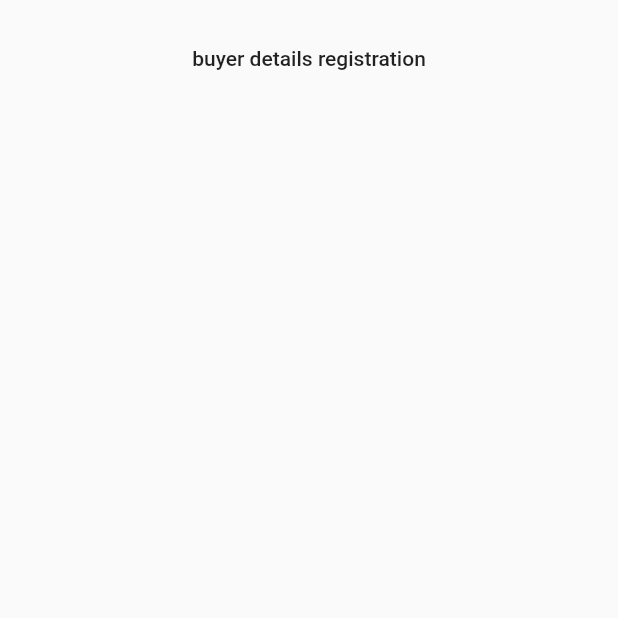
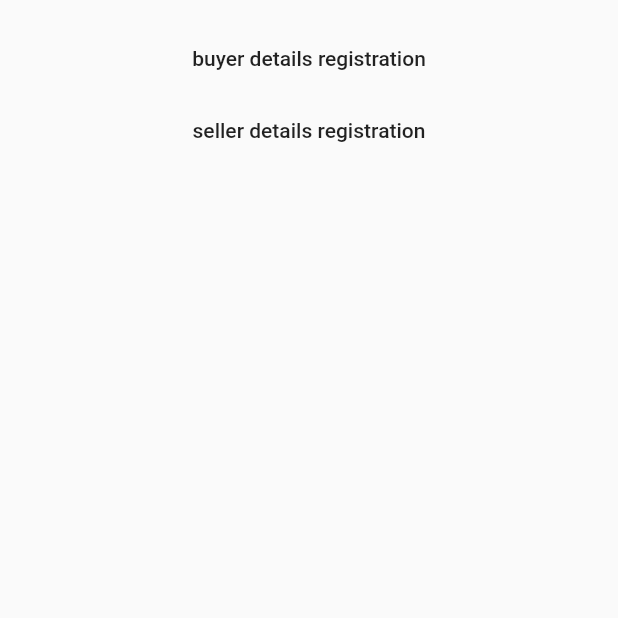
Before and after one commit to piotruela/drop_here_mobile, a Flutter app: the SandboxPage screen opened directly, on a phone screen of 412 x 824 dp, the top half of it. Run offline on Flutter 3.47's test engine with Material 2 defaults, Android fonts, the phone set to English and light mode, and no system bars; our stand-ins replace bloc, flutter_bloc, flutter_svg, get_it, image_picker.

Commit message:
added seller details registration page

```diff
--- a/lib/counter/counter_routes.dart
+++ b/lib/counter/counter_routes.dart
@@ -1,8 +1,8 @@
-
 import 'package:drop_here_mobile/common/navigation/navigator.dart';
 import 'package:drop_here_mobile/counter/ui/pages/buyer_details_registration_page.dart';
 import 'package:drop_here_mobile/counter/ui/pages/login_page.dart';
 import 'package:drop_here_mobile/counter/ui/pages/sandbox_page.dart';
+import 'package:drop_here_mobile/counter/ui/pages/seller_details_registration_page.dart';
 import 'package:drop_here_mobile/counter/ui/pages/splash_page.dart';
 import 'package:drop_here_mobile/counter/ui/pages/welcome_page.dart';
 
@@ -29,4 +29,9 @@ class CounterRoutes {
       name: '/buyerDetailsRegistration',
       builder: (context) => BuyerDetailsRegistrationPage(),
       arguments: NavigationArguments(replaceCurrent: false));
+
+  static RouteDefinition sellerDetailsRegistration = RouteDefinition(
+      name: '/sellerDetailsRegistration',
+      builder: (context) => SellerDetailsRegistrationPage(),
+      arguments: NavigationArguments(replaceCurrent: false));
 }
--- a/lib/counter/ui/pages/sandbox_page.dart
+++ b/lib/counter/ui/pages/sandbox_page.dart
@@ -13,17 +13,32 @@ class SandboxPage extends StatelessWidget {
 
   @override
   Widget build(BuildContext context) {
-    return MainLayout(child: Scaffold(
+    return MainLayout(
+      child: Scaffold(
         body: Center(
           child: Padding(
             padding: const EdgeInsets.only(top: 15.0),
             child: Column(
               children: [
-              FlatButton(child: Text("buyer details registration"), onPressed: (){BasePageNavigator.push(CounterRoutes.buyerDetailsRegistration);},),
+                FlatButton(
+                  child: Text("buyer details registration"),
+                  onPressed: () {
+                    BasePageNavigator.push(
+                        CounterRoutes.buyerDetailsRegistration);
+                  },
+                ),
+                FlatButton(
+                  child: Text("seller details registration"),
+                  onPressed: () {
+                    BasePageNavigator.push(
+                        CounterRoutes.sellerDetailsRegistration);
+                  },
+                ),
               ],
             ),
           ),
         ),
-    ),);
+      ),
+    );
   }
 }
--- a/lib/locale/locale_bundle.dart
+++ b/lib/locale/locale_bundle.dart
@@ -54,4 +54,10 @@ abstract class LocaleBundle {
   String get firstName;
 
   String get continueText;
+
+  String get addDetailsAboutCompanyHeader;
+
+  String get companyName;
+
+  String get countryName;
 }
--- a/lib/locale/locale_bundle_en.dart
+++ b/lib/locale/locale_bundle_en.dart
@@ -5,22 +5,24 @@ class LocaleBundleEn extends LocaleBundle {
   String get appTitle => "drop.here";
 
   @override
-  String get lorem => "Lorem ipsum dolor sit amet, consectetur adipiscing elit, sed do eiusmod tempor incididunt ut labore et dolore magna aliqua.";
+  String get lorem =>
+      "Lorem ipsum dolor sit amet, consectetur adipiscing elit, sed do eiusmod tempor incididunt ut labore et dolore magna aliqua.";
 
   @override
   String get getStarted => "Get Started";
 
   @override
-  String get welcomeText => "drop.here is the place where the local seller meets the local buyer. As your first step, choose which of these people you are.";
+  String get welcomeText =>
+      "drop.here is the place where the local seller meets the local buyer. As your first step, choose which of these people you are.";
 
   @override
   String get signUpWithFacebook => "Sign Up with Facebook";
 
   @override
-  String get clickHere =>"Click here";
+  String get clickHere => "Click here";
 
   @override
-  String get createABuyerAccount =>"Create a buyer account";
+  String get createABuyerAccount => "Create a buyer account";
 
   @override
   String get createASellerAccountHeader => "Create a seller account";
@@ -32,10 +34,10 @@ class LocaleBundleEn extends LocaleBundle {
   String get email => "Email";
 
   @override
-  String get forgotPasswordQuestion =>"Forgot your password?";
+  String get forgotPasswordQuestion => "Forgot your password?";
 
   @override
-  String get haveAnAccountQuestion =>"Already have an account?";
+  String get haveAnAccountQuestion => "Already have an account?";
 
   @override
   String get imABuyer => "I'm a buyer";
@@ -50,7 +52,7 @@ class LocaleBundleEn extends LocaleBundle {
   String get logInWithFacebook => "Log In with Facebook";
 
   @override
-  String get loginPageHeader =>"Log in to your account";
+  String get loginPageHeader => "Log in to your account";
 
   @override
   String get or => "or";
@@ -62,7 +64,7 @@ class LocaleBundleEn extends LocaleBundle {
   String get repeatPassword => "Repeat password";
 
   @override
-  String get signIn =>"Sign In";
+  String get signIn => "Sign In";
 
   @override
   String get signUp => "Sign Up";
@@ -71,7 +73,8 @@ class LocaleBundleEn extends LocaleBundle {
   String get welcomeOnBoard => "Welcome OnBoard!";
 
   @override
-  String get welcomePageText => "drop.here is the place where the local seller meets the local buyer. As your first step, choose which of these people you are.";
+  String get welcomePageText =>
+      "drop.here is the place where the local seller meets the local buyer. As your first step, choose which of these people you are.";
 
   @override
   String get addDetailsAboutBuyerHeader => "Add details about you";
@@ -85,4 +88,12 @@ class LocaleBundleEn extends LocaleBundle {
   @override
   String get continueText => "Continue";
 
+  @override
+  String get addDetailsAboutCompanyHeader => "Add details about your company";
+
+  @override
+  String get companyName => "Company name";
+
+  @override
+  String get countryName => "Country name";
 }
```
Also changed, not shown: lib/counter/ui/pages/seller_details_registration_page.dart (added, +58 -0 lines). Lines whose indentation alone changed are shown as unchanged.
